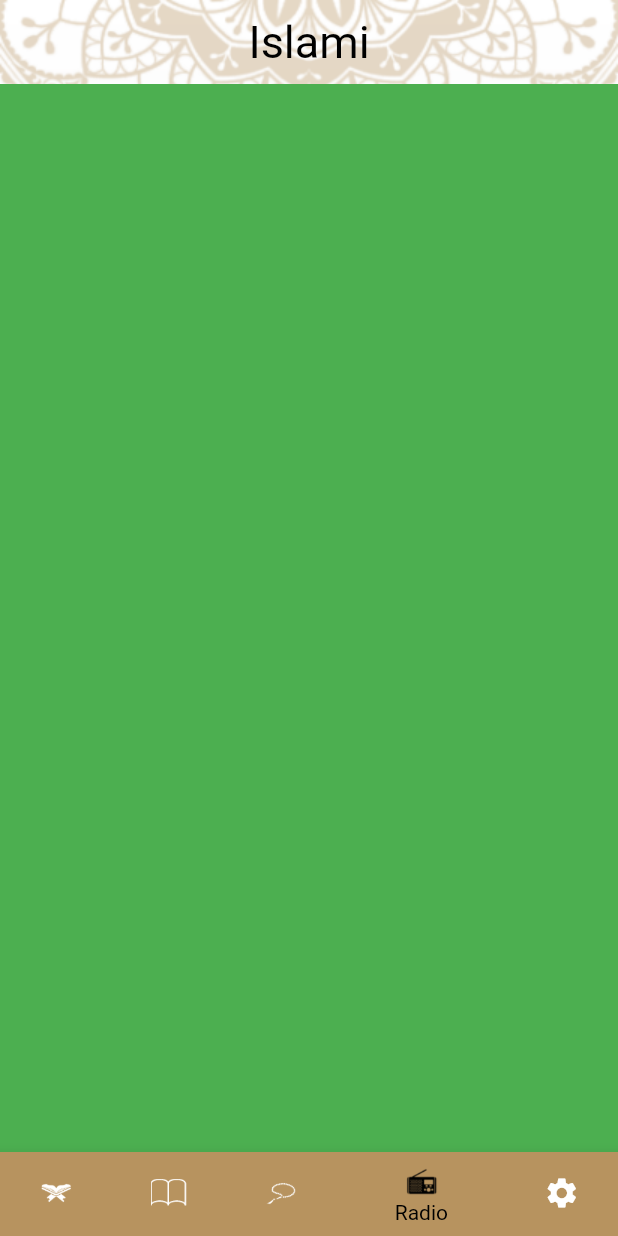
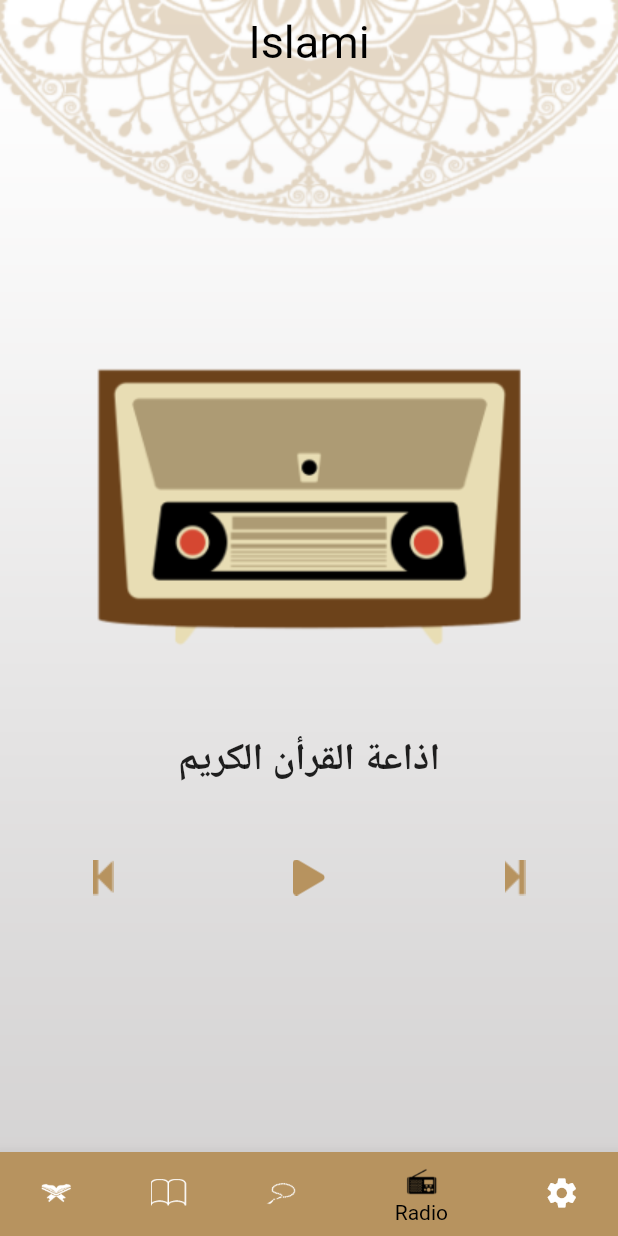
Before and after one commit to mohamednabiltraining/islami-online-c4, a Flutter app: the screen it shows after launch, item 4 of the bottom bar chosen, on a phone screen of 412 x 824 dp. Run offline on Flutter 3.47's test engine with Material 2 defaults, Android fonts, the phone set to English and light mode, and no system bars; generated files the repository leaves out were written again.

Commit message:
finish radio tab design

```diff
--- a/lib/home/radio/RadioTab.dart
+++ b/lib/home/radio/RadioTab.dart
@@ -1,10 +1,44 @@
 import 'package:flutter/material.dart';
+
+import '../../main.dart';
 
 class RadioTab extends StatelessWidget {
   @override
   Widget build(BuildContext context) {
-    return Container(
-      color: Colors.green,
+    return Center(
+      child: Column(
+        mainAxisAlignment: MainAxisAlignment.center,
+        children: [
+          Image.asset('assets/images/radio_tab.png'),
+          SizedBox(
+            height: 40,
+          ),
+          Text(
+            'اذاعة القرأن الكريم',
+            style: TextStyle(fontWeight: FontWeight.bold, fontSize: 25),
+          ),
+          SizedBox(
+            height: 50,
+          ),
+          Row(
+            mainAxisAlignment: MainAxisAlignment.spaceAround,
+            children: [
+              ImageIcon(
+                AssetImage('assets/images/Icon metro-next.png'),
+                color: MyThemeData.primaryColor,
+              ),
+              ImageIcon(
+                AssetImage('assets/images/Icon awesome-play.png'),
+                color: MyThemeData.primaryColor,
+              ),
+              ImageIcon(
+                AssetImage('assets/images/Icon metro-next-1.png'),
+                color: MyThemeData.primaryColor,
+              ),
+            ],
+          ),
+        ],
+      ),
     );
   }
 }
```
